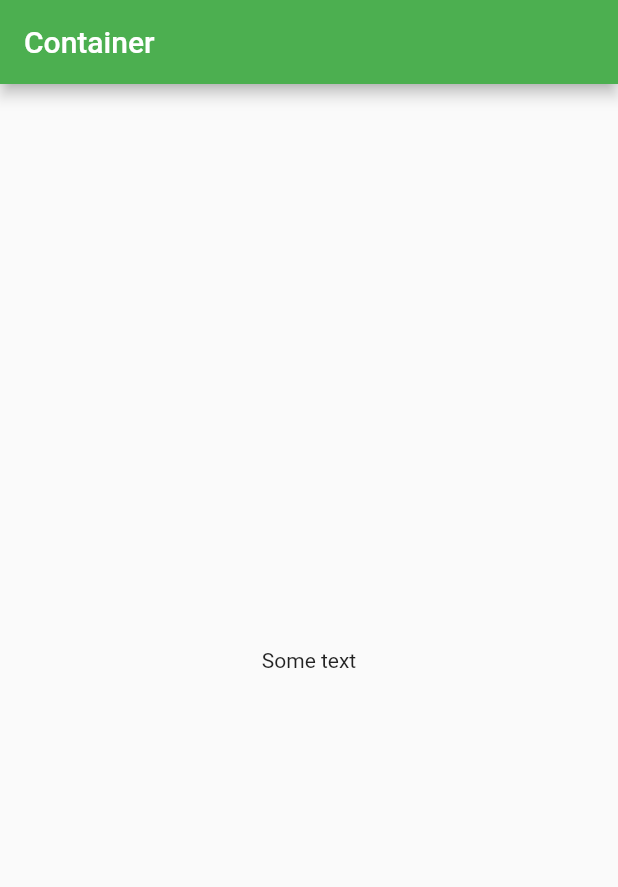
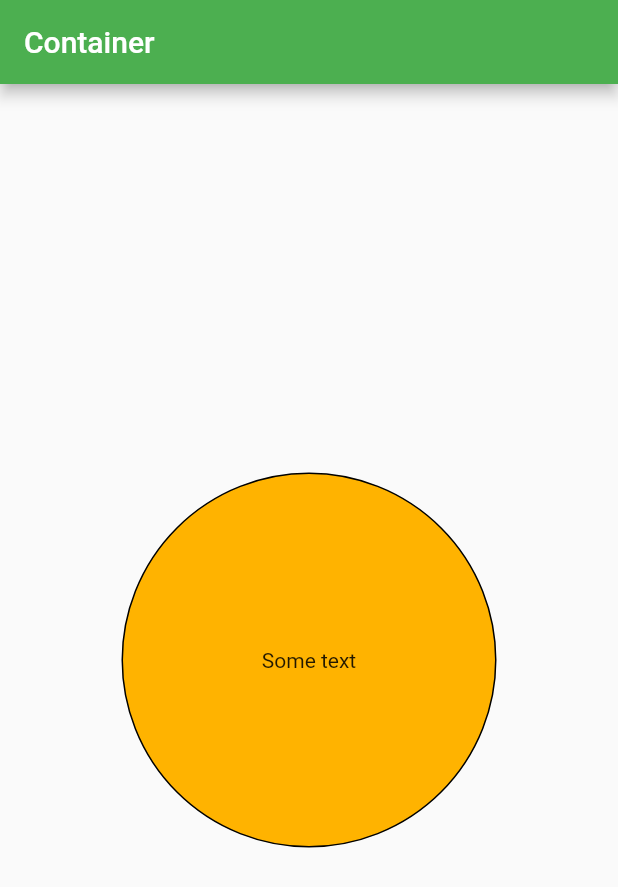
Before and after one commit to DoomHopes/flutter_test_project, a Flutter app: the screen it shows after launch, on a phone screen of 412 x 824 dp. Shown: the top 887 px of the screen. Run offline on Flutter 3.47's test engine with Material 2 defaults, Android fonts, the phone set to English and light mode, and no system bars.

Commit message:
new code

```diff
--- a/lib/my container.dart
+++ b/lib/my container.dart
@@ -11,6 +11,16 @@ class MyContainer extends StatelessWidget {
       ),
       body: Center(
         child: Container(
+          decoration: BoxDecoration(
+              // Если color находится не в decoration, то будет ошибка
+              shape: BoxShape.circle,
+              border: Border.all(),
+              color: Colors.amber[600]),
+          alignment: Alignment.center,
+          width: 250,
+          height: 250,
+          margin: const EdgeInsets.all(0.0), //margin внешний отступ
+          padding: const EdgeInsets.all(0.0), //padding внутрений отступ
           child: Text('Some text'),
         ),
       ),
```
